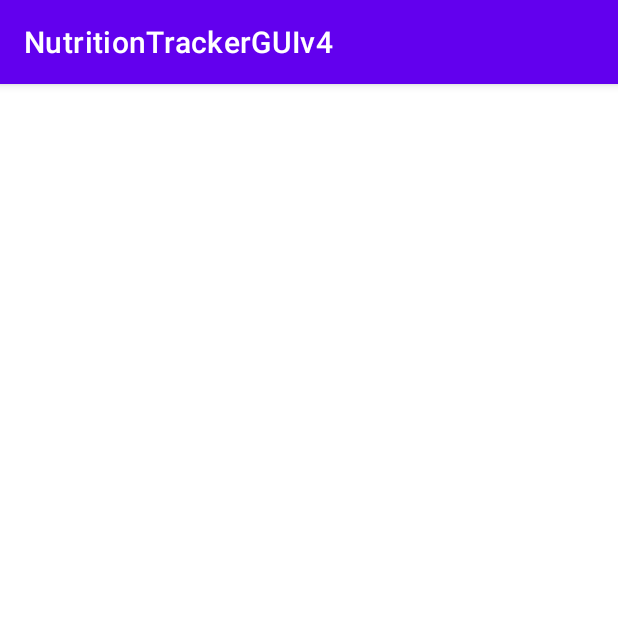
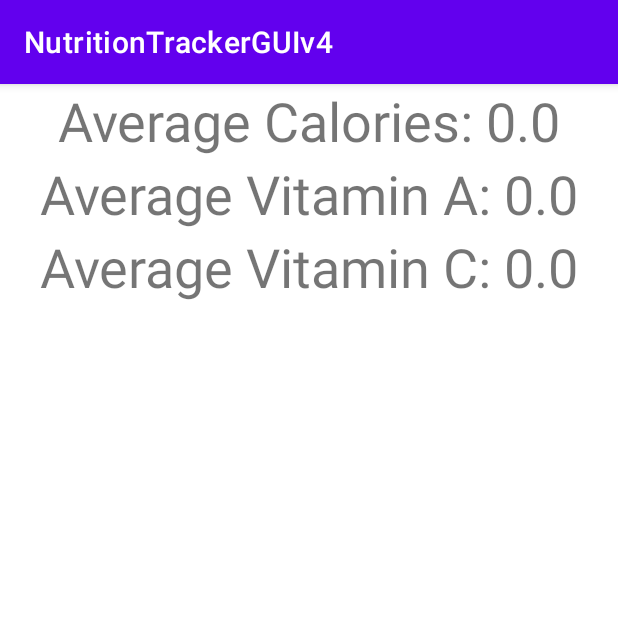
Before and after one commit to jklauer/NutritionTrackerGUIv4, an Android app: the TrackingActivity screen opened directly, with no data from a screen before it, on a phone screen of 412 x 824 dp, the top half of it. Run offline under Robolectric (Android 15) with nearby library versions, the phone set to English and light mode, and no system bars; our stand-ins replace Room's generated code.

Commit message:
Tracker gives the averages over the last seven days.

```diff
--- a/app/src/main/java/com/example/nutritiontrackerguiv4/ui/Tracking/TrackingActivity.java
+++ b/app/src/main/java/com/example/nutritiontrackerguiv4/ui/Tracking/TrackingActivity.java
@@ -3,14 +3,95 @@ package com.example.nutritiontrackerguiv4.ui.Tracking;
 import androidx.appcompat.app.AppCompatActivity;
 
 import android.os.Bundle;
+import android.widget.TextView;
+
+import java.util.ArrayList;
+import java.util.Calendar;
 
 import com.example.nutritiontrackerguiv4.R;
+import com.example.nutritiontrackerguiv4.database.NutritionDatabase;
 
 public class TrackingActivity extends AppCompatActivity {
+
+    NutritionDatabase db;
 
     @Override
     protected void onCreate(Bundle savedInstanceState) {
         super.onCreate(savedInstanceState);
         setContentView(R.layout.activity_tracking);
+        this.db = NutritionDatabase.getDatabase(getApplicationContext());
+
+        TextView calView = findViewById(R.id.averageCal);
+        TextView vitAView = findViewById(R.id.averageVitA);
+        TextView vitCView = findViewById(R.id.averageVitC);
+
+        double [] averages = averages();
+        double averageCal = averages[0];
+        double averageVitA = averages[1];
+        double averageVitC = averages[2];
+
+        calView.setText("Average Calories: " + averageCal);
+        vitAView.setText("Average Vitamin A: " + averageVitA);
+        vitCView.setText("Average Vitamin C: " + averageVitC);
+    }
+
+    //Returns the average calories, vitamin A, and vitamin C, in that order
+    private double[] averages()
+    {
+        ArrayList<String> week = lastSevenDays();
+        double Calsum = 0.0;
+        double vitASum = 0.0;
+        double vitCSum = 0.0;
+        for (String i: week) {
+            int calOnDay = 0;
+            int VitAOnDay = 0;
+            int VitCOnDay = 0;
+            try {
+                calOnDay = db.getIngredientDAO().findCaloriesOnDay(i).get(0);
+            }catch (NullPointerException e)
+            {System.out.println("Null value for calories");}
+            finally
+            {
+                System.out.println("calOnDay: "+calOnDay);
+                Calsum = Calsum + calOnDay;
+            }
+
+            try{VitAOnDay = db.getIngredientDAO().findVitAOnDay(i).get(0);
+            }catch (NullPointerException e)
+            {System.out.println("Null value for Vitamin A");}
+            finally
+            {
+                System.out.println("VitAOnDay: "+VitAOnDay);
+                vitASum = vitASum + VitAOnDay;
+            }
+
+            try{VitCOnDay = db.getIngredientDAO().findVitCOnDay(i).get(0);
+            }catch (NullPointerException e)
+            {System.out.println("Null value for Vitamin C");}
+            finally
+            {
+                System.out.println("VitCOnDay: "+VitCOnDay);
+                vitCSum = vitCSum + VitCOnDay;
+            }
+        }
+
+        return new double[]{Calsum / 7, vitASum / 7, vitCSum / 7};
+    }
+
+    private ArrayList<String> lastSevenDays()
+    {
+        Calendar cal = Calendar.getInstance();
+        String today = java.text.DateFormat.getDateInstance().format(cal.getTime());
+        ArrayList<String> week = new ArrayList<>(7);
+        week.add(today);
+        for (int i = -1; i >= -6; i--)
+        {
+            cal.add(Calendar.DATE, i);
+            String day = java.text.DateFormat.getDateInstance().format(cal.getTime());
+            week.add(day);
+            cal = Calendar.getInstance();
+        }
+        System.out.println(week.toString());
+        return week;
     }
 }
--- a/app/src/main/res/layout/activity_tracking.xml
+++ b/app/src/main/res/layout/activity_tracking.xml
@@ -6,4 +6,37 @@
     android:layout_height="match_parent"
     tools:context=".ui.Tracking.TrackingActivity">
 
+    <LinearLayout
+        android:layout_width="match_parent"
+        android:layout_height="match_parent"
+        android:orientation="vertical"
+        app:layout_constraintBottom_toBottomOf="parent"
+        app:layout_constraintEnd_toEndOf="parent"
+        app:layout_constraintStart_toStartOf="parent"
+        app:layout_constraintTop_toTopOf="parent">
+
+        <TextView
+            android:id="@+id/averageCal"
+            android:layout_width="match_parent"
+            android:layout_height="wrap_content"
+            android:text="TextView"
+            android:textAlignment="center"
+            android:textSize="36sp" />
+
+        <TextView
+            android:id="@+id/averageVitA"
+            android:layout_width="match_parent"
+            android:layout_height="wrap_content"
+            android:text="TextView"
+            android:textAlignment="center"
+            android:textSize="36sp" />
+
+        <TextView
+            android:id="@+id/averageVitC"
+            android:layout_width="match_parent"
+            android:layout_height="wrap_content"
+            android:text="TextView"
+            android:textAlignment="center"
+            android:textSize="36sp" />
+    </LinearLayout>
 </androidx.constraintlayout.widget.ConstraintLayout>
```
